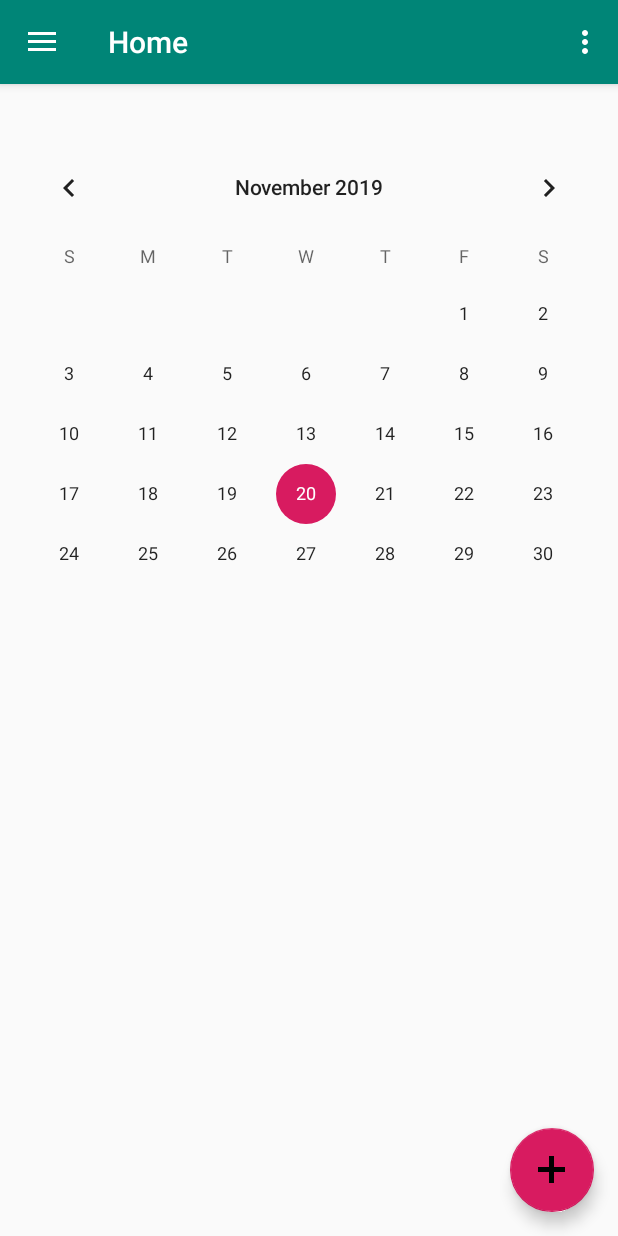
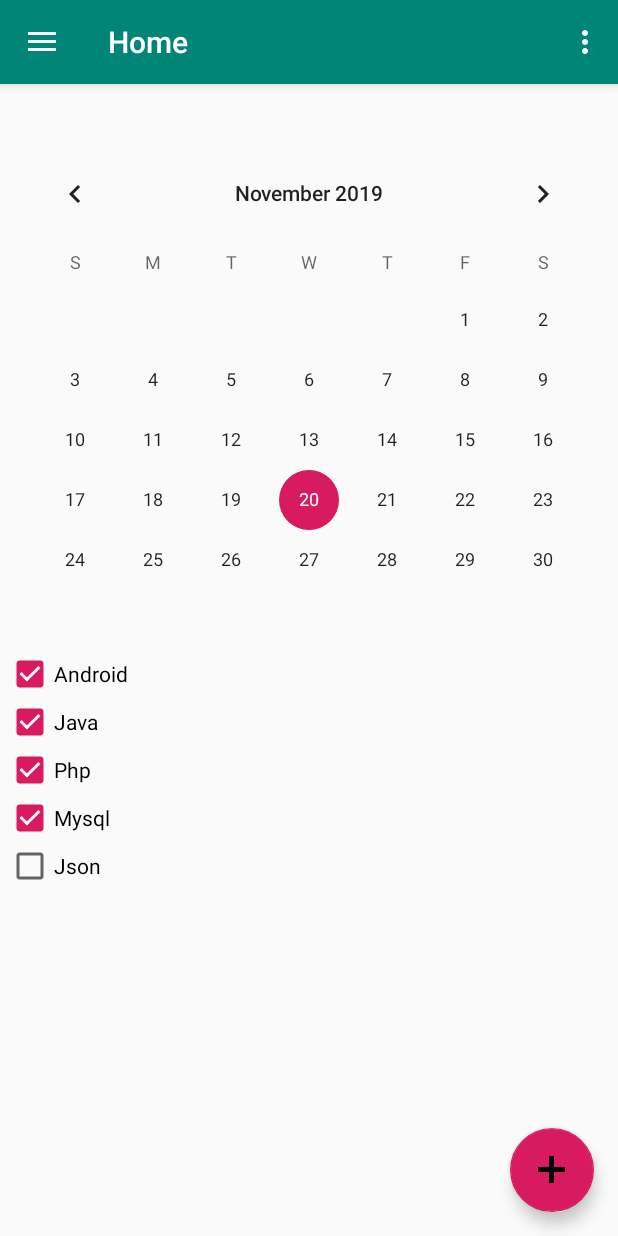
Before and after one commit to Hyesung82/dal-dal, an Android app: the screen it shows after launch (MainActivity), in the options menu, after a tap on "Settings", on a phone screen of 412 x 824 dp. Run offline under Robolectric (Android 15) with nearby library versions, the phone set to English and light mode, and no system bars; our stand-ins replace navigation-ui.

Commit message:
add check list

```diff
--- a/DalyeoDalyeok/app/src/main/java/com/example/dalyeodalyeok/ui/home/HomeFragment.java
+++ b/DalyeoDalyeok/app/src/main/java/com/example/dalyeodalyeok/ui/home/HomeFragment.java
@@ -8,6 +8,13 @@ import android.view.ViewGroup;
 import android.widget.CalendarView;
 import android.widget.TextView;
 import android.widget.Toast;
+
+import android.app.ProgressDialog;
+import androidx.appcompat.app.AppCompatActivity;
+//import androidx.appcompat.widget.LinearLayoutManager;
+//import androidx.appcompat.widget.RecyclerView;
+import android.widget.Button;
+import android.widget.CheckBox;
 
 import androidx.annotation.Nullable;
 import androidx.annotation.NonNull;
@@ -23,9 +30,10 @@ import java.util.Calendar;
 public class HomeFragment extends Fragment {
 
 //    private HomeViewModel homeViewModel;
+    CheckBox checkBox1,checkBox2,checkBox3,checkBox4,checkBox5;
 
     public View onCreateView(@NonNull LayoutInflater inflater,
-            ViewGroup container, Bundle savedInstanceState) {
+                             final ViewGroup container, Bundle savedInstanceState) {
 //        homeViewModel =
 //                ViewModelProviders.of(this).get(HomeViewModel.class);
         View root = inflater.inflate(R.layout.fragment_home, container, false);
@@ -54,6 +62,65 @@ public class HomeFragment extends Fragment {
             }
         });
 
+            checkBox1 = (CheckBox)root.findViewById(R.id.checkbox1);
+            checkBox2 = (CheckBox)root.findViewById(R.id.checkbox2);
+            checkBox3 = (CheckBox)root.findViewById(R.id.checkbox3);
+            checkBox4 = (CheckBox)root.findViewById(R.id.checkbox4);
+            checkBox5 = (CheckBox)root.findViewById(R.id.checkbox5);
+
+            checkBox1.setOnClickListener(new View.OnClickListener() {
+                @Override
+                public void onClick(View v) {
+                    if (checkBox1.isChecked()){
+                        Toast.makeText(container.getContext(), checkBox1.getText()+" checked", Toast.LENGTH_SHORT).show();
+                    }else{
+                        Toast.makeText(container.getContext(), checkBox1.getText()+" Unchecked", Toast.LENGTH_SHORT).show();
+                    }
+                }
+            });
+            checkBox2.setOnClickListener(new View.OnClickListener() {
+                @Override
+                public void onClick(View v) {
+                    if (checkBox2.isChecked()){
+                        Toast.makeText(container.getContext(), checkBox2.getText()+" checked", Toast.LENGTH_SHORT).show();
+                    }else{
+                        Toast.makeText(container.getContext(), checkBox2.getText()+" Unchecked", Toast.LENGTH_SHORT).show();
+                    }
+                }
+            });
+            checkBox3.setOnClickListener(new View.OnClickListener() {
+                @Override
+                public void onClick(View v) {
+                    if (checkBox3.isChecked()){
+                        Toast.makeText(container.getContext(), checkBox3.getText()+" checked", Toast.LENGTH_SHORT).show();
+                    }else{
+                        Toast.makeText(container.getContext(), checkBox3.getText()+" Unchecked", Toast.LENGTH_SHORT).show();
+                    }
+                }
+            });
+            checkBox4.setOnClickListener(new View.OnClickListener() {
+                @Override
+                public void onClick(View v) {
+                    if (checkBox4.isChecked()){
+                        Toast.makeText(container.getContext(), checkBox4.getText()+" checked", Toast.LENGTH_SHORT).show();
+                    }else{
+                        Toast.makeText(container.getContext(), checkBox4.getText()+" Unchecked", Toast.LENGTH_SHORT).show();
+                    }
+                }
+            });
+            checkBox5.setOnClickListener(new View.OnClickListener() {
+                @Override
+                public void onClick(View v) {
+                    if (checkBox5.isChecked()){
+                        Toast.makeText(container.getContext(), checkBox5.getText()+" checked", Toast.LENGTH_SHORT).show();
+                    }else{
+                        Toast.makeText(container.getContext(), checkBox5.getText()+" Unchecked", Toast.LENGTH_SHORT).show();
+                    }
+                }
+            });
+
         return root;
     }
+
+
 }
--- a/DalyeoDalyeok/app/src/main/res/layout/fragment_home.xml
+++ b/DalyeoDalyeok/app/src/main/res/layout/fragment_home.xml
@@ -3,6 +3,8 @@
     xmlns:android="http://schemas.android.com/apk/res/android"
     android:layout_width="match_parent"
     android:layout_height="match_parent"
+    xmlns:tools="http://schemas.android.com/tools"
+    android:layout_margin="4dp"
     android:orientation="vertical">
 
     <TextView
@@ -21,4 +23,32 @@
         android:layout_height="wrap_content"
         android:minDate="01/01/2018"
         android:maxDate="12/31/2020"/>
+
+    <CheckBox
+        android:id="@+id/checkbox1"
+        android:layout_width="wrap_content"
+        android:layout_height="wrap_content"
+        android:text="Android"/>
+    <CheckBox
+        android:id="@+id/checkbox2"
+        android:layout_width="wrap_content"
+        android:layout_height="wrap_content"
+        android:text="Java"/>
+    <CheckBox
+        android:id="@+id/checkbox3"
+        android:layout_width="wrap_content"
+        android:layout_height="wrap_content"
+        android:text="Php"/>
+    <CheckBox
+        android:id="@+id/checkbox4"
+        android:layout_width="wrap_content"
+        android:layout_height="wrap_content"
+        android:text="Mysql"/>
+    <CheckBox
+        android:id="@+id/checkbox5"
+        android:layout_width="wrap_content"
+        android:layout_height="wrap_content"
+        android:text="Json"/>
+
+
 </LinearLayout>
```
